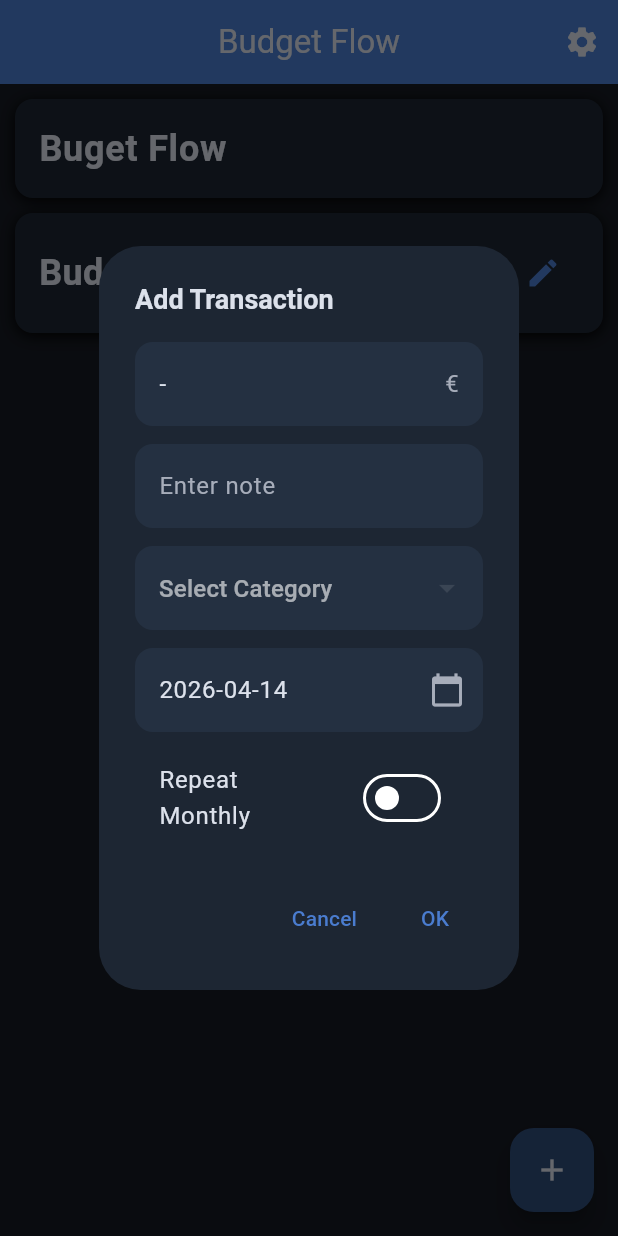
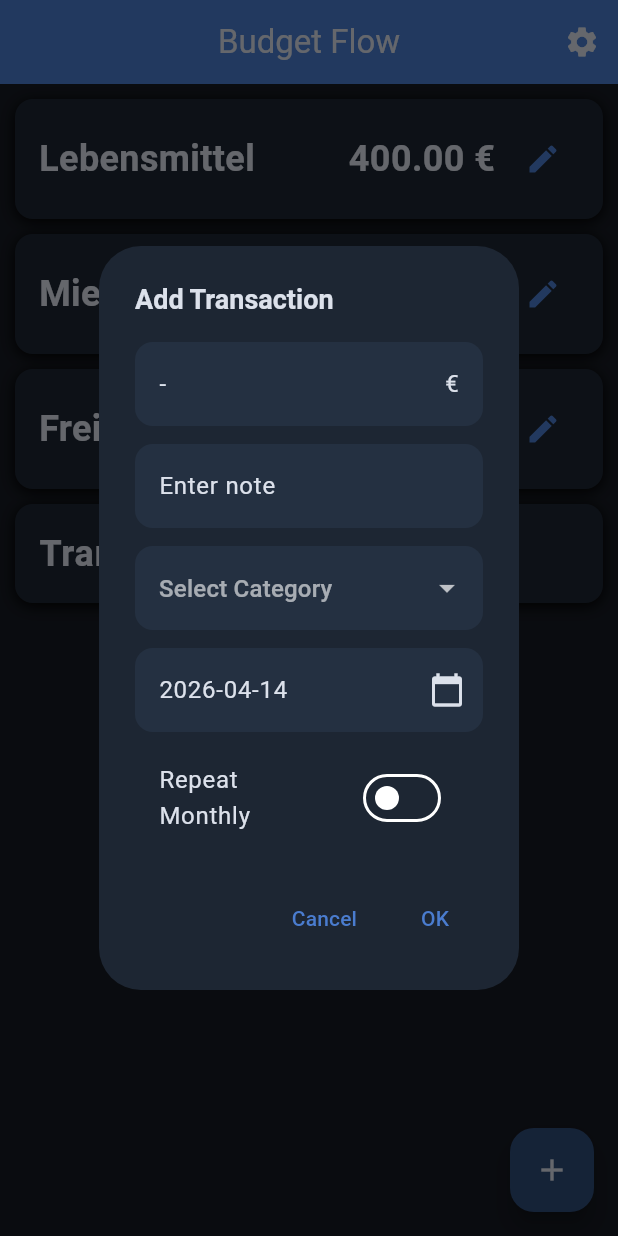
Before and after one commit to Joni06/BudgetFlow, a Flutter app: the HomeView screen opened directly, after a tap on the "add" icon, on a phone screen of 412 x 824 dp. Run offline on Flutter 3.47's test engine with Material 3 defaults, Android fonts, the phone set to English and light mode, and no system bars.

Commit message:
updated add transaction

```diff
--- /dev/null
+++ b/lib/logic/search_newest_version.dart
@@ -0,0 +1,16 @@
+import '../models/category_model.dart';
+
+int searchNewestVersion({
+  required int categoryId,
+  required List<CategoryModel> categories,
+}){
+  int newestVersion = 0;
+  for (final category in categories) {
+    if (category.id == categoryId) {
+      if (category.version > newestVersion) {
+        newestVersion = category.version;
+      }
+    }
+  }
+  return newestVersion;
+}
--- a/lib/main.dart
+++ b/lib/main.dart
@@ -14,7 +14,7 @@ class MyApp extends StatelessWidget {
     return MaterialApp(
       debugShowCheckedModeBanner: false,
       theme: AppTheme.darkTheme,
-      home: const HomeView(title: 'Budget Flow', years: []),
+      home: HomeView(title: 'Budget Flow', years: [], categories: []),
     );
   }
 }
--- a/lib/models/month_model.dart
+++ b/lib/models/month_model.dart
@@ -4,12 +4,14 @@ import 'transaction_model.dart';
 class MonthModel {
   final int month;
   final double budget;
+  final double income;
   final List<CategoryModel> categories;
   final List<TransactionModel> transactions;
 
-  const MonthModel({
+  MonthModel({
     required this.month,
     required this.budget,
+    required this.income,
     required this.categories,
     required this.transactions,
   });
@@ -18,6 +20,7 @@ class MonthModel {
     return MonthModel(
       month: month,
       budget: 0.0,
+      income: 0.0,
       categories: [],
       transactions: [],
     );
@@ -32,6 +35,7 @@ class MonthModel {
     return MonthModel(
       month: month ?? this.month,
       budget: budget ?? this.budget,
+      income: income ?? this.income,
       categories: categories ?? this.categories,
       transactions: transactions ?? this.transactions,
     );
@@ -41,6 +45,7 @@ class MonthModel {
     return {
       'month': month,
       'budget': budget,
+      'income': income,
       'categories': categories.map((c) => c.toJson()).toList(),
       'transactions': transactions.map((t) => t.toJson()).toList(),
     };
@@ -50,6 +55,7 @@ class MonthModel {
     return MonthModel(
       month: json['month'],
       budget: (json['budget'] as num).toDouble(),
+      income: (json['income'] as num).toDouble(),
       categories: (json['categories'] as List)
           .map((c) => CategoryModel.fromJson(c))
           .toList(),
--- a/lib/models/transaction_model.dart
+++ b/lib/models/transaction_model.dart
@@ -1,4 +1,5 @@
 class TransactionModel {
+  static int _currentId = 0;
   final int id;
   final double amount;
   final String note;
@@ -7,18 +8,17 @@ class TransactionModel {
   final DateTime date;
   final bool repeatMonthly;
 
-  const TransactionModel({
-    required this.id,
+  TransactionModel({
+    int? id,
     required this.amount,
     required this.note,
     required this.categoryId,
     required this.categoryVersion,
     required this.date,
     required this.repeatMonthly,
-  });
+  }) : id = id ?? _currentId++;
 
   TransactionModel copyWith({
-    int? id,
     double? amount,
     String? note,
     int? categoryId,
@@ -27,7 +27,7 @@ class TransactionModel {
     bool? repeatMonthly,
   }) {
     return TransactionModel(
-      id: id ?? this.id,
+      id: id,
       amount: amount ?? this.amount,
       note: note ?? this.note,
       categoryId: categoryId ?? this.categoryId,
@@ -50,7 +50,7 @@ class TransactionModel {
   }
   factory TransactionModel.fromJson(Map<String, dynamic> json) {
     return TransactionModel(
-      id: json['id'],
+      id: json['id'] as int,
       amount: (json['amount'] as num).toDouble(),
       note: json['note'],
       categoryId: json['categoryId'],
--- a/lib/models/year_model.dart
+++ b/lib/models/year_model.dart
@@ -4,7 +4,7 @@ class YearModel {
   final int year;
   final Map<int, MonthModel> months;
 
-  const YearModel({
+  YearModel({
     required this.year,
     required this.months,
   });
--- a/lib/views/home_view.dart
+++ b/lib/views/home_view.dart
@@ -1,3 +1,4 @@
+import 'package:buget_flow/models/category_model.dart';
 import 'package:buget_flow/theme/app_theme.dart';
 import 'package:buget_flow/views/settings/settings_view.dart';
 import 'package:buget_flow/widgets/settings/budget_card.dart';
@@ -7,11 +8,35 @@ import '../models/year_model.dart';
 import '../widgets/dialogs/add_transaction_dialog.dart';
 import '../widgets/title_card.dart';
 
-class HomeView extends StatelessWidget{
+class HomeView extends StatelessWidget {
   final String title;
   final List<YearModel> years;
+  final List<CategoryModel> categories;
 
-  const HomeView({super.key, required this.title, required this.years});
+  HomeView({
+    super.key,
+    required this.title,
+    required this.years,
+    required this.categories,
+  });
+
+  final testCategories = [
+    CategoryModel(
+      id: 1,
+      name: 'Lebensmittel',
+      monthlyBudget: 400.0,
+    ),
+    CategoryModel(
+      id: 2,
+      name: 'Miete & Wohnen',
+      monthlyBudget: 850.0,
+    ),
+    CategoryModel(
+      id: 3,
+      name: 'Freizeit & Hobby',
+      monthlyBudget: 150.0,
+    ),
+  ];
 
   @override
   Widget build(BuildContext context) {
@@ -36,14 +61,19 @@ class HomeView extends StatelessWidget{
       ),
       body: ListView(
         children: [
-          TitleCard(title: "Buget Flow"),
-          BudgetCard(title: "Budget", budget: 12),
+          ...testCategories.map((category) {
+            return BudgetCard(title: category.name, budget: category.monthlyBudget,);
+          }).toList(),
+          const TitleCard(title: 'Transactions'),
+
         ],
       ),
       floatingActionButton: FloatingActionButton(
-        onPressed: () {showAddTransactionDialog(context);},
+        onPressed: () {
+          showAddTransactionDialog(context, testCategories);
+        },
         backgroundColor: AppTheme.primaryContainer,
-        child: const Icon(Icons.add, color: AppTheme.textPrimary,),
+        child: const Icon(Icons.add, color: AppTheme.textPrimary),
       ),
       floatingActionButtonLocation: FloatingActionButtonLocation.endFloat,
     );
--- a/lib/widgets/dialogs/add_transaction_dialog.dart
+++ b/lib/widgets/dialogs/add_transaction_dialog.dart
@@ -1,40 +1,94 @@
+import 'package:buget_flow/models/category_model.dart';
 import 'package:flutter/material.dart';
 
+import '../../logic/search_newest_version.dart';
 import '../../models/transaction_model.dart';
 import '../../theme/app_theme.dart';
 
-void showAddTransactionDialog(BuildContext context) {
+void showAddTransactionDialog(
+  BuildContext context,
+  List<CategoryModel> categories,
+) {
+  showDialog(
+    context: context,
+    builder: (_) => AddTransactionDialog(categories: categories),
+  );
+}
+
+class AddTransactionDialog extends StatefulWidget {
+  final List<CategoryModel> categories;
+
+  const AddTransactionDialog({super.key, required this.categories});
+
+  @override
+  State<AddTransactionDialog> createState() => _AddTransactionDialogState();
+}
+
+class _AddTransactionDialogState extends State<AddTransactionDialog> {
   final amountController = TextEditingController(text: '-');
   final noteController = TextEditingController();
+  CategoryModel? selectedCategory;
+  DateTime selectedDate = DateTime.now();
+  bool isRepeatMonthly = false;
 
-  bool isRepeatMonthly = false;
-  DateTime selectedDate = DateTime.now();
+  @override
+  void dispose() {
+    amountController.dispose();
+    noteController.dispose();
+    super.dispose();
+  }
 
-  showDialog(
-    context: context,
-    builder: (BuildContext context) {
-      return StatefulBuilder(
-        builder: (context, setState) {
+  @override
+  Widget build(BuildContext context) {
     return AlertDialog(
-            alignment: Alignment.center,
-            title: Text(
+      title: const Text(
         'Add Transaction',
-              style: TextStyle(
-                fontSize: 18,
-                fontWeight: FontWeight.bold,
-              ),
+        style: TextStyle(fontSize: 18, fontWeight: FontWeight.bold),
       ),
       content: SingleChildScrollView(
         child: Column(
           mainAxisSize: MainAxisSize.min,
           children: [
-                  TextField(
-                    controller: amountController,
-                    keyboardType: TextInputType.number,
+            _buildTextField(amountController, 'Enter amount', suffix: '€'),
+            const SizedBox(height: 12),
+
+            _buildTextField(noteController, 'Enter note'),
+            const SizedBox(height: 12),
+
+            _buildDropdown(),
+            const SizedBox(height: 12),
+
+            _buildDateField(),
+            const SizedBox(height: 12),
+
+            SwitchListTile(
+              value: isRepeatMonthly,
+              onChanged: (value) => setState(() => isRepeatMonthly = value),
+              title: const Text('Repeat Monthly'),
+            ),
+          ],
+        ),
+      ),
+      actions: [
+        TextButton(
+          onPressed: () => Navigator.pop(context),
+          child: const Text('Cancel'),
+        ),
+        TextButton(onPressed: _submit, child: const Text('OK')),
+      ],
+    );
+  }
+
+  Widget _buildTextField(
+    TextEditingController controller,
+    String hint, {
+    String? suffix,
+  }) {
+    return TextField(
+      controller: controller,
       decoration: InputDecoration(
-                      hintText: 'Enter amount',
-                      hintStyle: TextStyle(color: AppTheme.textSecondary),
-                      suffixText: '€',
+        hintText: hint,
+        suffixText: suffix,
         filled: true,
         fillColor: AppTheme.surfaceVariant,
         border: OutlineInputBorder(
@@ -42,14 +96,17 @@ void showAddTransactionDialog(BuildContext context) {
           borderSide: BorderSide.none,
         ),
       ),
-                  ),
-                  SizedBox(height: 12),
-                  TextField(
-                    controller: noteController,
-                    keyboardType: TextInputType.text,
+    );
+  }
+
+  Widget _buildDropdown() {
+    return DropdownButtonFormField<CategoryModel>(
+      initialValue: selectedCategory,
+      borderRadius: BorderRadius.circular(12),
+      isExpanded: true,
+      dropdownColor: AppTheme.surfaceVariant,
       decoration: InputDecoration(
-                      hintText: 'Enter note',
-                      hintStyle: TextStyle(color: AppTheme.textSecondary),
+        hintText: 'Select Category',
         filled: true,
         fillColor: AppTheme.surfaceVariant,
         border: OutlineInputBorder(
@@ -57,83 +114,65 @@ void showAddTransactionDialog(BuildContext context) {
           borderSide: BorderSide.none,
         ),
       ),
+      items: widget.categories.map((category) {
+        return DropdownMenuItem(value: category, child: Text(category.name));
+      }).toList(),
+      onChanged: (value) => setState(() {
+        selectedCategory = value;
+      }),
+    );
+  }
+
+  Widget _buildDateField() {
+    return TextField(
+      readOnly: true,
+      controller: TextEditingController(
+        text: selectedDate.toString().split(' ')[0],
       ),
-                  SizedBox(height: 12),
-                  DropdownButtonFormField(
-                    items: [],
-                    onChanged: (value) {},
       decoration: InputDecoration(
-                      hintText: 'Select Category',
-                      hintStyle: TextStyle(color: AppTheme.textSecondary),
         filled: true,
         fillColor: AppTheme.surfaceVariant,
+        suffixIcon: const Icon(Icons.calendar_today),
         border: OutlineInputBorder(
           borderRadius: BorderRadius.circular(12),
           borderSide: BorderSide.none,
         ),
       ),
-                  ),
-                  SizedBox(height: 12),
-                  TextField(
-                    controller: TextEditingController(
-                      text: selectedDate.toLocal().toString().split(' ')[0],
-                    ),
-                    readOnly: true,
-                    decoration: InputDecoration(
-                      filled: true,
-                      fillColor: AppTheme.surfaceVariant,
-                      border: OutlineInputBorder(
-                        borderRadius: BorderRadius.circular(12),
-                        borderSide: BorderSide.none,
-                      ),
-                      suffixIcon: Icon(Icons.calendar_today, color: AppTheme.textSecondary),
-                    ),
       onTap: () async {
         final picked = await showDatePicker(
           context: context,
-                        initialDate: DateTime.now(),
+          initialDate: selectedDate,
           firstDate: DateTime(2000),
           lastDate: DateTime(2101),
         );
+
         if (picked != null) {
           setState(() => selectedDate = picked);
         }
       },
-                  ),
-                  SizedBox(height: 12),
-                  SwitchListTile(
-                    value: isRepeatMonthly,
-                    onChanged: (value) {
-                      setState(() {
-                        isRepeatMonthly = value;
-                      });
-                    },
-                    title: Text('Repeat Monthly'),
-                    activeThumbColor: AppTheme.primary,
-                    activeTrackColor: AppTheme.primaryContainer,
-                  ),
-                ],
-              ),
-            ),
-            actions: [
-              TextButton(
-                onPressed: () => Navigator.pop(context),
-                child: Text('Cancel'),
-              ),
-              TextButton(
-                onPressed: () {
-                  final amount = double.tryParse(amountController.text);
-                  final note = noteController.text;
-                  final date = selectedDate;
-                  final repeatMonthly = isRepeatMonthly;
-                  Navigator.pop(context);
-                },
-                child: Text('OK'),
-              ),
-            ],
-          );
-        },
-      );
-    },
     );
   }
+
+  void _submit() {
+    final amount = double.tryParse(amountController.text);
+    if (amount == null || selectedCategory == null) {
+      //TODO add null check also for selectedCategory
+      return;
+    }
+    final int categoryVersion = searchNewestVersion(
+      categoryId: selectedCategory!.id,
+      categories: widget.categories,
+    );
+
+    TransactionModel transaction = TransactionModel(
+      amount: amount,
+      note: noteController.text,
+      categoryId: selectedCategory!.id,
+      categoryVersion: categoryVersion,
+      date: selectedDate,
+      repeatMonthly: isRepeatMonthly,
+    );
+
+    Navigator.pop(context);
+  }
+}
```
Also changed, not shown: lib/logic/add_transaction.dart (+20 -1 lines), lib/models/category_model.dart (+5 -10 lines), lib/models/settings_model.dart (added, +11 -0 lines), lib/widgets/settings/budget_card.dart (+9 -21 lines). Lines whose indentation alone changed are shown as unchanged.
